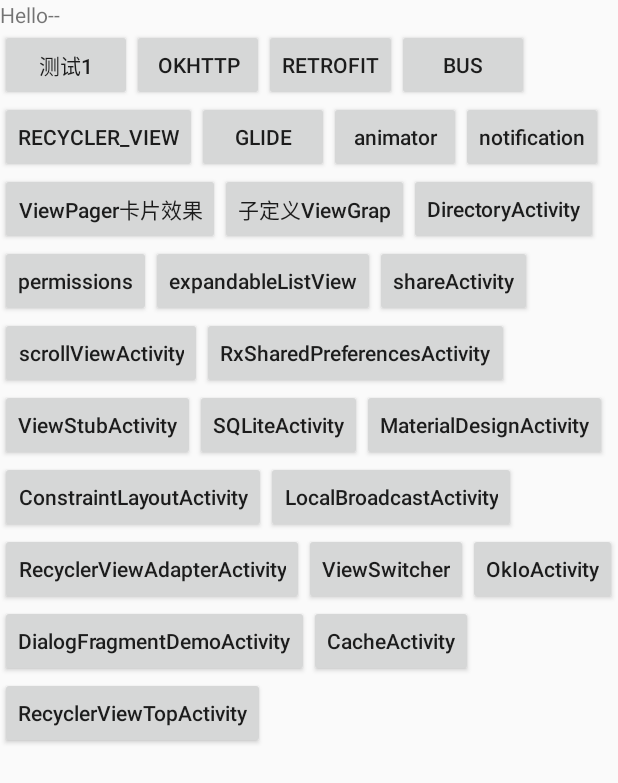
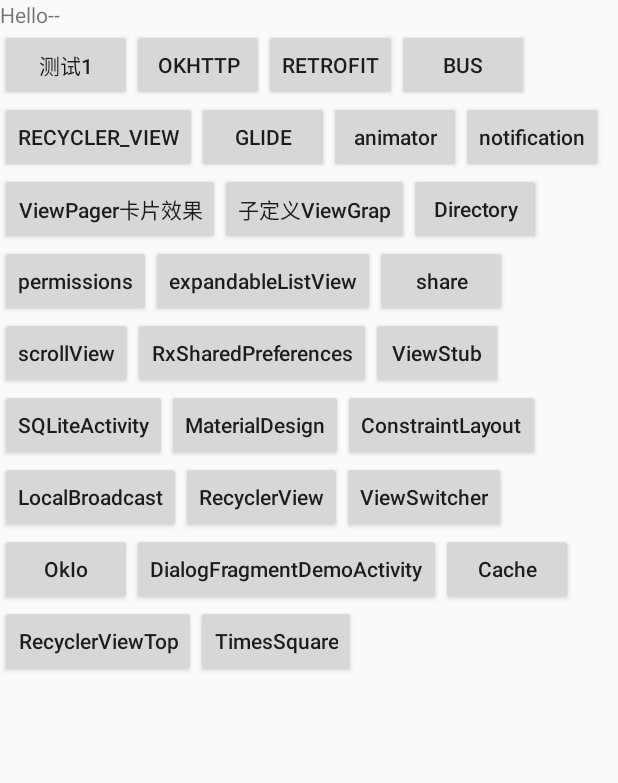
Before and after one commit to lixinxinlove/RxJavaDemo, an Android app: the screen it shows after launch (MainActivity), on a phone screen of 412 x 824 dp. Shown: the top 783 px of the screen. Run offline under Robolectric (Android 15) with nearby library versions, the phone set to English and light mode, and no system bars; our stand-ins replace FlexboxLayout; network calls fail.

Commit message:
添加 时间控件

```diff
--- a/app/build.gradle
+++ b/app/build.gradle
@@ -27,7 +27,6 @@ android {
     }
 
 
-
 }
 
 dependencies {
@@ -35,8 +34,6 @@ dependencies {
     androidTestCompile('com.android.support.test.espresso:espresso-core:2.2.2', {
         exclude group: 'com.android.support', module: 'support-annotations'
     })
-
-
     compile 'com.google.android:flexbox:0.2.6'
     compile 'com.android.support:support-v4:25.0.1'
     compile 'com.android.support:recyclerview-v7:25.0.1'
@@ -60,4 +57,5 @@ dependencies {
     compile 'com.jakewharton:disklrucache:2.0.2'
     testCompile 'junit:junit:4.12'
     annotationProcessor 'com.github.bumptech.glide:compiler:4.1.1'
+    compile project(':times-square-library')
 }
--- a/app/src/main/AndroidManifest.xml
+++ b/app/src/main/AndroidManifest.xml
@@ -76,7 +76,8 @@
         </activity>
         <activity android:name=".activity.DialogFragmentDemoActivity" />
         <activity android:name=".activity.CacheActivity" />
-        <activity android:name=".activity.RecyclerViewTopActivity"></activity>
+        <activity android:name=".activity.RecyclerViewTopActivity" />
+        <activity android:name=".activity.TimesSquareActivity"></activity>
     </application>
 
 </manifest>
--- a/app/src/main/java/com/love/rxjavademo/activity/MainActivity.java
+++ b/app/src/main/java/com/love/rxjavademo/activity/MainActivity.java
@@ -34,7 +34,6 @@ public class MainActivity extends BaseActivity {
     private static final String TAG = "MainActivity";
 
     private TextView textView;
-
 
 
     @Override
@@ -277,4 +276,8 @@ public class MainActivity extends BaseActivity {
         startActivity(new Intent(this, RecyclerViewTopActivity.class));
     }
 
+    public void TimesSquareActivity(View view) {
+        startActivity(new Intent(this, TimesSquareActivity.class));
+    }
+
 }
--- a/app/src/main/java/com/love/rxjavademo/activity/RecyclerViewTopActivity.java
+++ b/app/src/main/java/com/love/rxjavademo/activity/RecyclerViewTopActivity.java
@@ -63,7 +63,6 @@ public class RecyclerViewTopActivity extends BaseActivity {
                 if (view != null) {
                     if (firstVisibleItemPosition >= 1) {
                         rlTopLayout.setVisibility(View.VISIBLE);
-
                     } else {
                         rlTopLayout.setVisibility(View.INVISIBLE);
                     }
--- a/app/src/main/res/layout/activity_main.xml
+++ b/app/src/main/res/layout/activity_main.xml
@@ -95,7 +95,7 @@
                 android:layout_width="wrap_content"
                 android:layout_height="wrap_content"
                 android:onClick="directory"
-                android:text="DirectoryActivity"
+                android:text="Directory"
                 android:textAllCaps="false" />
 
             <android.support.v7.widget.AppCompatButton
@@ -116,28 +116,28 @@
                 android:layout_width="wrap_content"
                 android:layout_height="wrap_content"
                 android:onClick="shareActivity"
-                android:text="shareActivity"
+                android:text="share"
                 android:textAllCaps="false" />
 
             <android.support.v7.widget.AppCompatButton
                 android:layout_width="wrap_content"
                 android:layout_height="wrap_content"
                 android:onClick="scrollViewActivity"
-                android:text="scrollViewActivity"
+                android:text="scrollView"
                 android:textAllCaps="false" />
 
             <android.support.v7.widget.AppCompatButton
                 android:layout_width="wrap_content"
                 android:layout_height="wrap_content"
                 android:onClick="RxSharedPreferencesActivity"
-                android:text="RxSharedPreferencesActivity"
+                android:text="RxSharedPreferences"
                 android:textAllCaps="false" />
 
             <android.support.v7.widget.AppCompatButton
                 android:layout_width="wrap_content"
                 android:layout_height="wrap_content"
                 android:onClick="ViewStubActivity"
-                android:text="ViewStubActivity"
+                android:text="ViewStub"
                 android:textAllCaps="false" />
 
 
@@ -153,28 +153,28 @@
                 android:layout_width="wrap_content"
                 android:layout_height="wrap_content"
                 android:onClick="MaterialDesignActivity"
-                android:text="MaterialDesignActivity"
+                android:text="MaterialDesign"
                 android:textAllCaps="false" />
 
             <android.support.v7.widget.AppCompatButton
                 android:layout_width="wrap_content"
                 android:layout_height="wrap_content"
                 android:onClick="ConstraintLayoutActivity"
-                android:text="ConstraintLayoutActivity"
+                android:text="ConstraintLayout"
                 android:textAllCaps="false" />
 
             <android.support.v7.widget.AppCompatButton
                 android:layout_width="wrap_content"
                 android:layout_height="wrap_content"
                 android:onClick="LocalBroadcastActivity"
-                android:text="LocalBroadcastActivity"
+                android:text="LocalBroadcast"
                 android:textAllCaps="false" />
 
             <android.support.v7.widget.AppCompatButton
                 android:layout_width="wrap_content"
                 android:layout_height="wrap_content"
                 android:onClick="RecyclerViewAdapterActivity"
-                android:text="RecyclerViewAdapterActivity"
+                android:text="RecyclerView"
                 android:textAllCaps="false" />
 
             <android.support.v7.widget.AppCompatButton
@@ -188,7 +188,7 @@
                 android:layout_width="wrap_content"
                 android:layout_height="wrap_content"
                 android:onClick="OkIoActivity"
-                android:text="OkIoActivity"
+                android:text="OkIo"
                 android:textAllCaps="false" />
 
             <android.support.v7.widget.AppCompatButton
@@ -202,14 +202,20 @@
                 android:layout_width="wrap_content"
                 android:layout_height="wrap_content"
                 android:onClick="CacheActivity"
-                android:text="CacheActivity"
+                android:text="Cache"
                 android:textAllCaps="false" />
 
             <android.support.v7.widget.AppCompatButton
                 android:layout_width="wrap_content"
                 android:layout_height="wrap_content"
                 android:onClick="RecyclerViewTopActivity"
-                android:text="RecyclerViewTopActivity"
+                android:text="RecyclerViewTop"
+                android:textAllCaps="false" />
+            <android.support.v7.widget.AppCompatButton
+                android:layout_width="wrap_content"
+                android:layout_height="wrap_content"
+                android:onClick="TimesSquareActivity"
+                android:text="TimesSquare"
                 android:textAllCaps="false" />
 
         </com.google.android.flexbox.FlexboxLayout>
--- a/settings.gradle
+++ b/settings.gradle
@@ -1 +1 @@
-include ':app'
+include ':app', ':times-square-library'
```
Also changed, not shown: app/src/main/java/com/love/rxjavademo/activity/TimesSquareActivity.java (added, +44 -0 lines), app/src/main/res/layout/activity_times_square.xml (added, +12 -0 lines).
